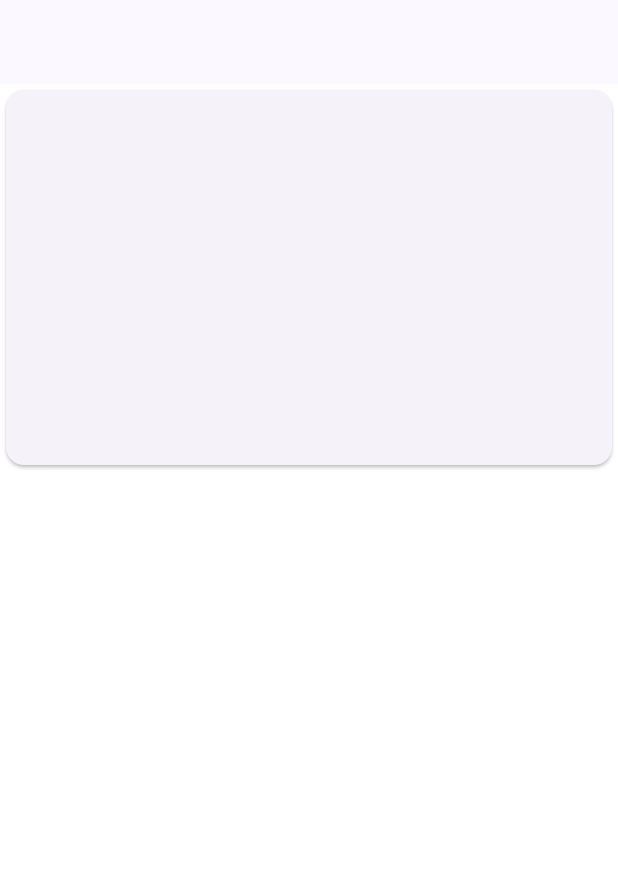
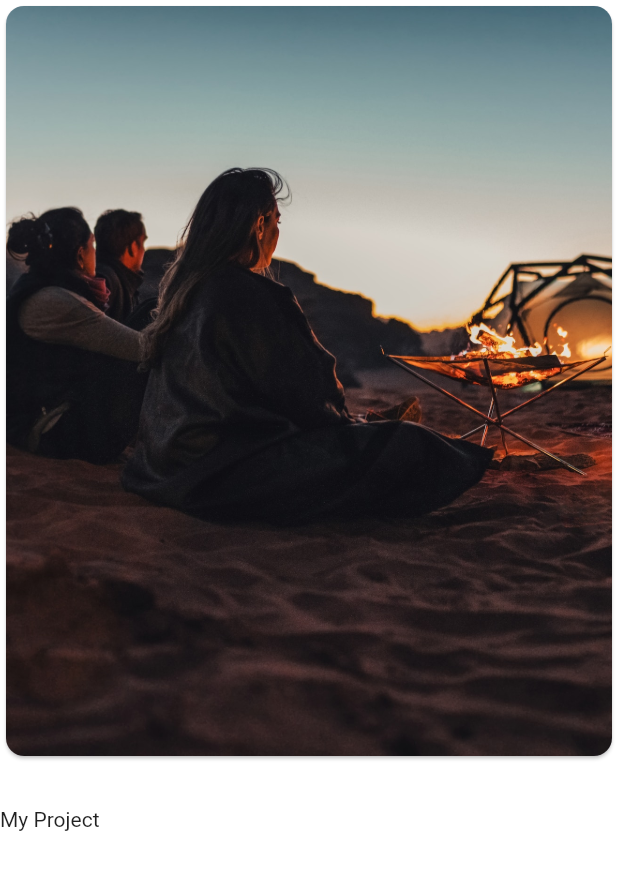
Before and after one commit to gamcho3/flutter_web_portfolio, a Flutter app: the screen it shows after launch, on a phone screen of 412 x 824 dp. Shown: the top 870 px of the screen. Run offline on Flutter 3.47's test engine with Material 2 defaults, Android fonts, the phone set to English and light mode, and no system bars; our stand-ins replace firebase_core, flutter_riverpod, go_router, google_fonts, riverpod_annotation; accounts and stored records are empty; generated files the repository leaves out were written again.

Commit message:
20231107

```diff
--- a/lib/home/home_screen.dart
+++ b/lib/home/home_screen.dart
@@ -1,4 +1,5 @@
 import 'package:flutter/material.dart';
+import 'package:flutter_portfolio_web/gen/assets.gen.dart';
 
 class HomeScreen extends StatelessWidget {
   const HomeScreen({super.key});
@@ -8,17 +9,23 @@ class HomeScreen extends StatelessWidget {
     return Container(
       color: Colors.white,
       child: Column(
-        crossAxisAlignment: CrossAxisAlignment.center,
+        crossAxisAlignment: CrossAxisAlignment.stretch,
         children: [
-          Stack(
-            children: [
-              Card(
-                child: Container(
-                  height: 250,
-                ),
-              ),
-            ],
-          )
+          Card(
+              clipBehavior: Clip.antiAlias,
+              child: Container(
+                decoration: BoxDecoration(
+                    image: DecorationImage(
+                        image: AssetImage(
+                          Assets.images.test.path,
+                        ),
+                        fit: BoxFit.cover)),
+                height: 500,
+              )),
+          SizedBox(
+            height: 30,
+          ),
+          Text("My Project")
         ],
       ),
     );
--- a/lib/main.dart
+++ b/lib/main.dart
@@ -3,6 +3,7 @@ import 'package:flutter/material.dart';
 import 'package:flutter_portfolio_web/firebase_options.dart';
 import 'package:flutter_portfolio_web/main/main_screen.dart';
 import 'package:flutter_riverpod/flutter_riverpod.dart';
+import 'package:google_fonts/google_fonts.dart';
 
 Future<void> main() async {
   await Firebase.initializeApp(options: DefaultFirebaseOptions.currentPlatform);
@@ -20,6 +21,8 @@ class MyApp extends StatelessWidget {
         title: 'Flutter web',
         theme: ThemeData(
           colorScheme: ColorScheme.fromSeed(seedColor: Colors.indigo),
+          textTheme:
+              GoogleFonts.notoSansNKoTextTheme(Theme.of(context).textTheme),
           useMaterial3: true,
         ),
         home: MainScreen());
--- a/lib/main/main_screen.dart
+++ b/lib/main/main_screen.dart
@@ -14,7 +14,6 @@ class _MainScreenState extends State<MainScreen> {
   @override
   Widget build(BuildContext context) {
     return Scaffold(
-      appBar: AppBar(),
       body: Row(
         crossAxisAlignment: CrossAxisAlignment.start,
         children: [
--- a/pubspec.yaml
+++ b/pubspec.yaml
@@ -22,6 +22,7 @@ dependencies:
   go_router: ^12.0.1
   google_fonts: ^6.1.0
   dynamic_color: ^1.6.8
+  riverpod_generator: ^2.3.5
 
 dev_dependencies:
   flutter_test:
@@ -36,9 +37,8 @@ flutter:
   uses-material-design: true
 
   # To add assets to your application, add an assets section, like this:
-  # assets:
-  #   - images/a_dot_burr.jpeg
-  #   - images/a_dot_ham.jpeg
+  assets:
+    - images/
 
   # fonts:
   #   - family: Schyler
```
Also changed, not shown: lib/gen/assets.gen.dart (added, +100 -0 lines), lib/router/app_router.dart (added, +9 -0 lines), images/test.jpg (added), lib/router/app_router.g.dart (added), lib/router/go_router.dart (deleted), pubspec.lock.
